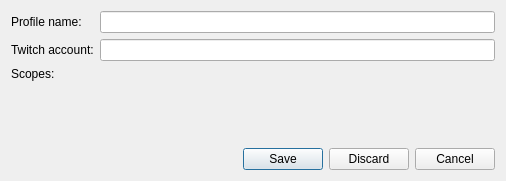
First picture: the form in src/forms/edit_profile.ui, repository wakeofluna/qlivestream, before the edit.
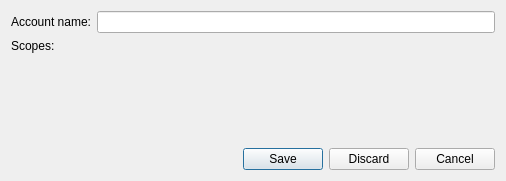
Second picture: the form after the edit.

What changed in the file:
```diff
--- a/src/forms/edit_profile.ui
+++ b/src/forms/edit_profile.ui
@@ -17,21 +17,18 @@
    <item row="0" column="0">
     <widget class="QLabel" name="lblName">
      <property name="text">
-      <string>Profile name:</string>
-     </property>
-    </widget>
-   </item>
-   <item row="1" column="0">
-    <widget class="QLabel" name="lblTwitch">
-     <property name="text">
-      <string>Twitch account:</string>
+      <string>Account name:</string>
      </property>
     </widget>
    </item>
    <item row="0" column="1">
-    <widget class="QLineEdit" name="txtName"/>
+    <widget class="QLineEdit" name="txtAccount">
+     <property name="inputMethodHints">
+      <set>Qt::ImhLowercaseOnly|Qt::ImhNoPredictiveText</set>
+     </property>
+    </widget>
    </item>
-   <item row="2" column="0">
+   <item row="1" column="0">
     <widget class="QLabel" name="lblScopes">
      <property name="text">
       <string>Scopes:</string>
@@ -42,12 +39,9 @@
     </widget>
    </item>
    <item row="1" column="1">
-    <widget class="QLineEdit" name="txtAccount"/>
-   </item>
-   <item row="2" column="1">
     <layout class="QVBoxLayout" name="layScopes"/>
    </item>
-   <item row="3" column="1">
+   <item row="2" column="1">
     <widget class="QDialogButtonBox" name="btnBox">
      <property name="standardButtons">
       <set>QDialogButtonBox::Cancel|QDialogButtonBox::Discard|QDialogButtonBox::Save</set>
```
Left out of the diff: 2 changed lines with no effect on the pictures.
